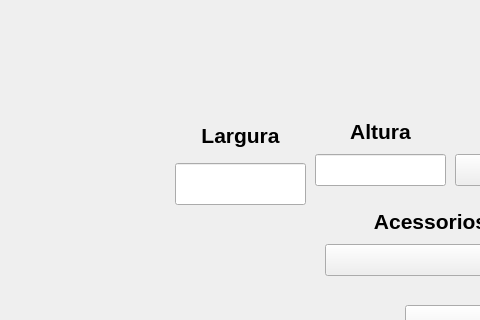
Before: the Qt Designer form ArtvidrosV3/vidroscomuns.ui in PedrOliveiraM/Artvidros-2023, drawn with Qt 5; both pictures show x 95 to 575 and y 175 to 495 of the 1366 by 768 pixel window.
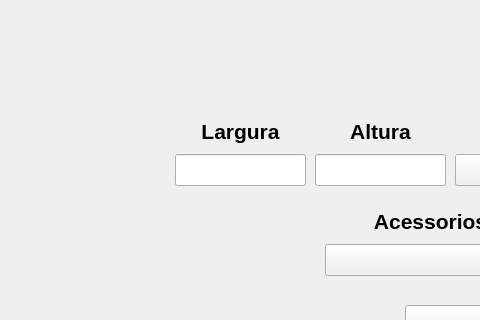
After: the same form once the commit is applied. Icons and pictures are not drawn.

Patch:
```diff
--- a/ArtvidrosV3/vidroscomuns.ui
+++ b/ArtvidrosV3/vidroscomuns.ui
@@ -238,7 +238,7 @@
      <x>270</x>
      <y>290</y>
      <width>131</width>
-     <height>90</height>
+     <height>71</height>
     </rect>
    </property>
    <layout class="QVBoxLayout" name="verticalLayout">
```
